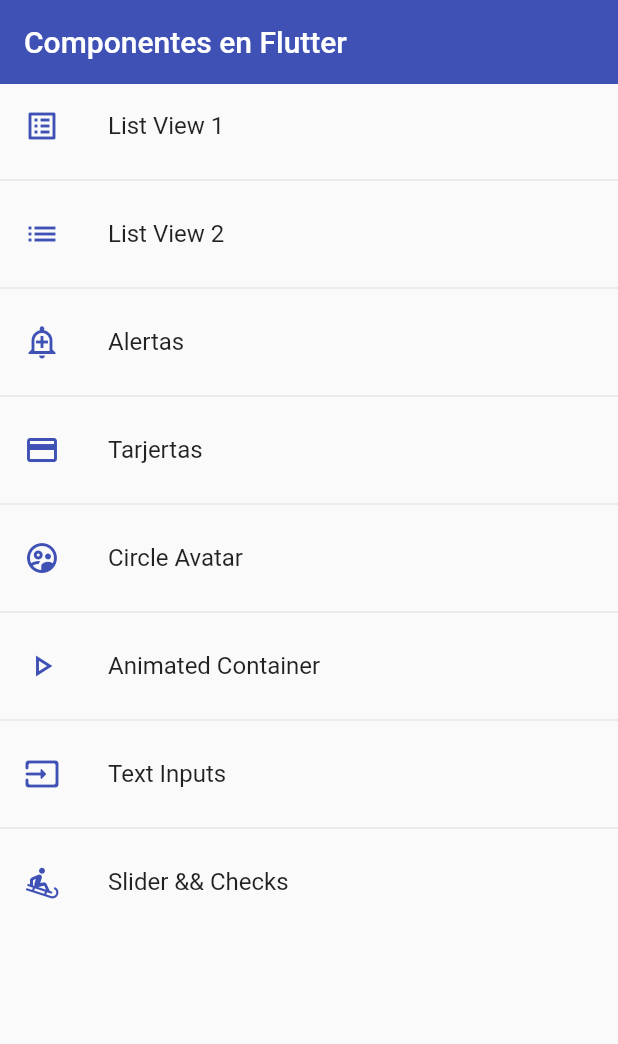
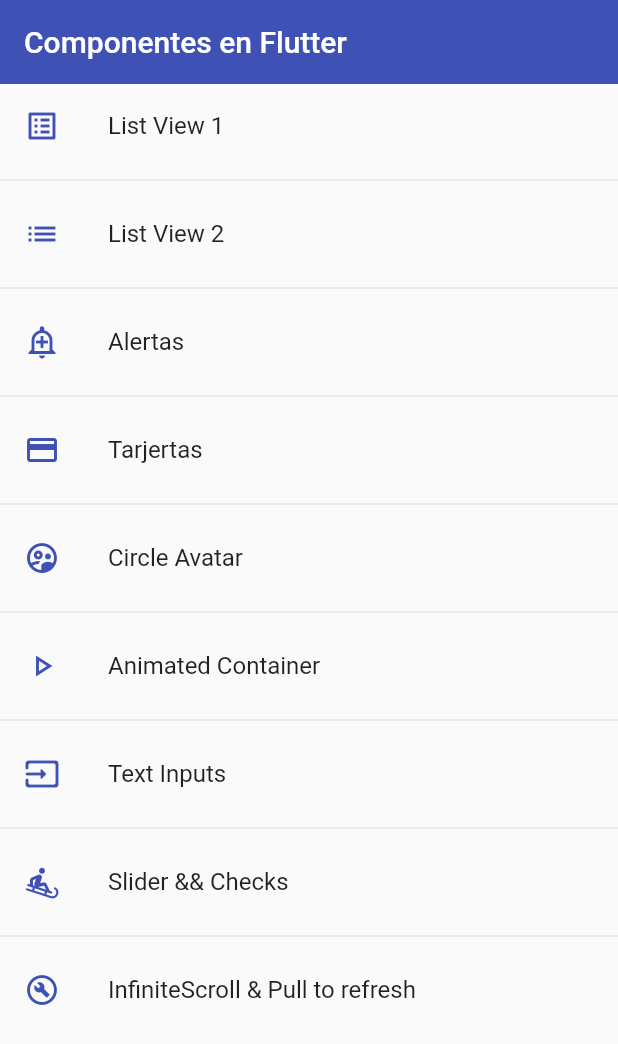
Before and after one commit to AgnosticSix/fl_components, a Flutter app: the screen it shows after launch, on a phone screen of 412 x 824 dp. Shown: the top 1044 px of the screen. Run offline on Flutter 3.47's test engine with Material 2 defaults, Android fonts, the phone set to English and light mode, and no system bars.

Commit message:
listview builder added with lorem picsum

```diff
--- a/lib/router/app_routes.dart
+++ b/lib/router/app_routes.dart
@@ -46,6 +46,11 @@ class AppRoutes {
         name: 'Slider && Checks',
         screen: const SliderScreen(),
         icon: Icons.sledding_rounded),
+    MenuOption(
+        route: 'listviewbuilde',
+        name: 'InfiniteScroll & Pull to refresh',
+        screen: const ListViewBuilderScreen(),
+        icon: Icons.build_circle_outlined),
   ];
 
   static Map<String, Widget Function(BuildContext)> getAppRoutes() {
--- a/lib/screens/screens.dart
+++ b/lib/screens/screens.dart
@@ -4,6 +4,7 @@ export 'package:fl_components/screens/avatar_screen.dart';
 export 'package:fl_components/screens/card_screen.dart';
 export 'package:fl_components/screens/home_screen.dart';
 export 'package:fl_components/screens/inputs_screen.dart';
+export 'package:fl_components/screens/listview_builder_screen.dart';
 export 'package:fl_components/screens/listview1_screen.dart';
 export 'package:fl_components/screens/listview2_screen.dart';
 export 'package:fl_components/screens/slider_screen.dart';
--- a/lib/screens/slider_screen.dart
+++ b/lib/screens/slider_screen.dart
@@ -51,7 +51,7 @@ class _SliderScreenState extends State<SliderScreen> {
           // ),
           CheckboxListTile(
             activeColor: AppTheme.primary,
-            title: Text('Habilitar Slider'),
+            title: const Text('Habilitar Slider'),
             value: _sliderEnabled,
             onChanged: (value) => setState(
               () {
@@ -62,11 +62,11 @@ class _SliderScreenState extends State<SliderScreen> {
 
           SwitchListTile.adaptive(
             activeColor: AppTheme.primary,
-            title: Text('Habilitar Slider'),
+            title: const Text('Habilitar Slider'),
             value: _sliderEnabled,
             onChanged: (value) => setState(
               () {
-                _sliderEnabled = value ?? true;
+                _sliderEnabled = value;
               },
             ),
           ),
```
Also changed, not shown: lib/screens/listview_builder_screen.dart (added, +28 -0 lines).
